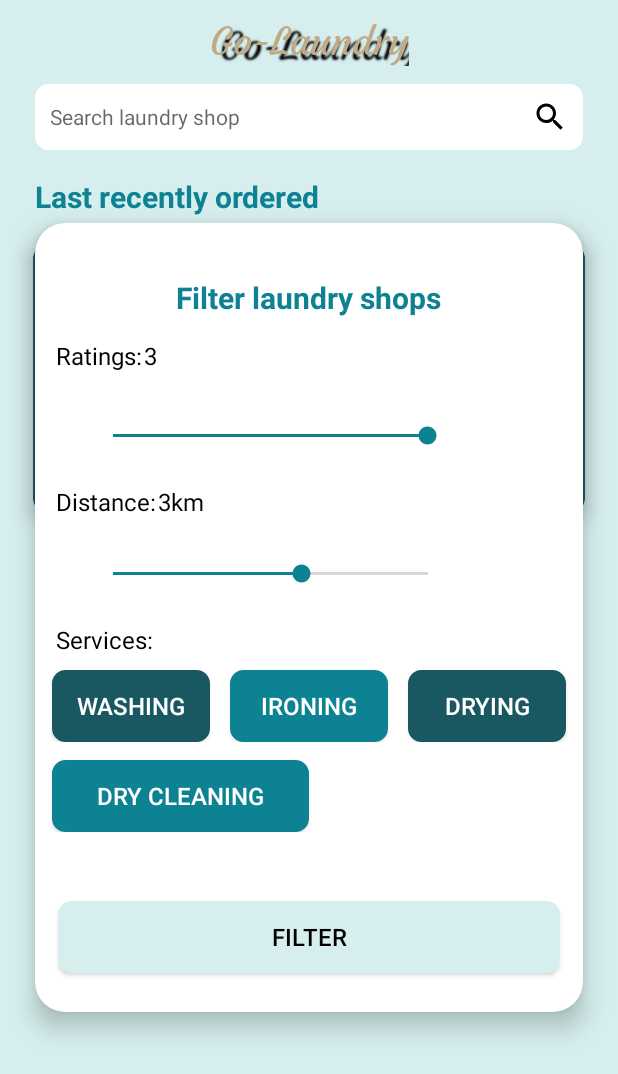
After one commit to WanJing923/GoLaundry, an Android app: the fragment UserOrderFragment shown on its own in the app's theme, on a phone screen of 412 x 824 dp. The commit adds this screen. Shown: the top 1074 px of the screen. Run offline under Robolectric (Android 15) with nearby library versions, the phone set to English and light mode, and no system bars.

Commit message:
layout:user order fragment

```diff
--- /dev/null
+++ b/app/src/main/java/com/example/golaundry/UserOrderFragment.java
@@ -0,0 +1,64 @@
+package com.example.golaundry;
+
+import android.os.Bundle;
+
+import androidx.fragment.app.Fragment;
+
+import android.view.LayoutInflater;
+import android.view.View;
+import android.view.ViewGroup;
+
+/**
+ * A simple {@link Fragment} subclass.
+ * Use the {@link UserOrderFragment#newInstance} factory method to
+ * create an instance of this fragment.
+ */
+public class UserOrderFragment extends Fragment {
+
+    // TODO: Rename parameter arguments, choose names that match
+    // the fragment initialization parameters, e.g. ARG_ITEM_NUMBER
+    private static final String ARG_PARAM1 = "param1";
+    private static final String ARG_PARAM2 = "param2";
+
+    // TODO: Rename and change types of parameters
+    private String mParam1;
+    private String mParam2;
+
+    public UserOrderFragment() {
+        // Required empty public constructor
+    }
+
+    /**
+     * Use this factory method to create a new instance of
+     * this fragment using the provided parameters.
+     *
+     * @param param1 Parameter 1.
+     * @param param2 Parameter 2.
+     * @return A new instance of fragment UserOrderFragment.
+     */
+    // TODO: Rename and change types and number of parameters
+    public static UserOrderFragment newInstance(String param1, String param2) {
+        UserOrderFragment fragment = new UserOrderFragment();
+        Bundle args = new Bundle();
+        args.putString(ARG_PARAM1, param1);
+        args.putString(ARG_PARAM2, param2);
+        fragment.setArguments(args);
+        return fragment;
+    }
+
+    @Override
+    public void onCreate(Bundle savedInstanceState) {
+        super.onCreate(savedInstanceState);
+        if (getArguments() != null) {
+            mParam1 = getArguments().getString(ARG_PARAM1);
+            mParam2 = getArguments().getString(ARG_PARAM2);
+        }
+    }
+
+    @Override
+    public View onCreateView(LayoutInflater inflater, ViewGroup container,
+                             Bundle savedInstanceState) {
+        // Inflate the layout for this fragment
+        return inflater.inflate(R.layout.fragment_user_order, container, false);
+    }
+}
--- /dev/null
+++ b/app/src/main/res/layout/fragment_user_order.xml
@@ -0,0 +1,423 @@
+<?xml version="1.0" encoding="utf-8"?>
+<RelativeLayout xmlns:android="http://schemas.android.com/apk/res/android"
+    xmlns:app="http://schemas.android.com/apk/res-auto"
+    xmlns:tools="http://schemas.android.com/tools"
+    android:layout_width="match_parent"
+    android:layout_height="match_parent"
+    android:background="@color/cyan"
+    tools:context=".UserOrderFragment">
+
+    <androidx.appcompat.widget.Toolbar
+        android:id="@+id/uof_toolbar"
+        android:layout_width="match_parent"
+        android:layout_height="?actionBarSize"
+        android:elevation="4dp"
+        app:layout_constraintEnd_toEndOf="parent"
+        app:layout_constraintStart_toStartOf="parent"
+        app:layout_constraintTop_toTopOf="parent">
+
+        <TextView
+            android:id="@+id/uof_tv_go_laundry"
+            android:layout_width="wrap_content"
+            android:layout_height="wrap_content"
+            android:layout_alignParentTop="true"
+            android:layout_gravity="center"
+            android:fontFamily="@font/courgette_regular"
+            android:shadowColor="#000000"
+            android:shadowDx="10"
+            android:shadowDy="5"
+            android:shadowRadius="1"
+            android:text="@string/go_laundry"
+            android:textAlignment="center"
+            android:textColor="#FFC0AB88"
+            android:textSize="25sp" />
+    </androidx.appcompat.widget.Toolbar>
+
+    <ScrollView
+        android:layout_width="match_parent"
+        android:layout_height="match_parent"
+        android:layout_below="@id/uof_toolbar">
+
+        <RelativeLayout
+            android:layout_width="match_parent"
+            android:layout_height="wrap_content">
+
+            <EditText
+                android:id="@+id/uof_et_search_bar"
+                android:layout_width="match_parent"
+                android:layout_height="wrap_content"
+                android:layout_alignParentStart="true"
+                android:layout_alignParentTop="true"
+                android:layout_alignParentEnd="true"
+                android:layout_marginStart="23dp"
+                android:layout_marginEnd="23dp"
+                android:background="@drawable/custom_button"
+                android:drawableEnd="@drawable/ic_search"
+                android:hint="@string/search_laundry_shop"
+                android:padding="10dp"
+                android:height="48dp"
+                android:textSize="14sp"
+                android:inputType="text"
+                android:textColor="@color/black"
+                android:autofillHints="enter laundry shop name" />
+
+            <TextView
+                android:id="@+id/uof_tv_last_recently"
+                android:layout_width="wrap_content"
+                android:layout_height="wrap_content"
+                android:layout_below="@id/uof_et_search_bar"
+                android:layout_marginStart="23dp"
+                android:layout_marginTop="17dp"
+                android:text="@string/last_recently_ordered"
+                android:textColor="@color/normal_green"
+                android:textSize="20sp"
+                android:textStyle="bold" />
+
+            <androidx.cardview.widget.CardView
+                android:id="@+id/uof_cv_recently_order"
+                android:layout_width="match_parent"
+                android:layout_height="wrap_content"
+                android:layout_columnWeight="1"
+                android:layout_below="@id/uof_tv_last_recently"
+                android:layout_marginStart="22dp"
+                android:layout_marginTop="19dp"
+                android:layout_marginEnd="22dp"
+                android:backgroundTint="@color/primary_green"
+                app:cardCornerRadius="8dp"
+                app:cardElevation="8dp">
+
+                <RelativeLayout
+                    android:layout_width="match_parent"
+                    android:layout_height="match_parent">
+
+                    <TextView
+                        android:id="@+id/uof_tv_laundry_name"
+                        android:layout_width="wrap_content"
+                        android:layout_height="wrap_content"
+                        android:layout_alignParentStart="true"
+                        android:layout_alignParentTop="true"
+                        android:layout_marginStart="18dp"
+                        android:layout_marginTop="19dp"
+                        android:text="@string/dry_cleaning_laundry"
+                        android:textColor="@color/white"
+                        android:textSize="16sp" />
+
+                    <TextView
+                        android:id="@+id/uof_tv_rating"
+                        android:layout_width="wrap_content"
+                        android:layout_height="wrap_content"
+                        android:layout_below="@id/uof_tv_laundry_name"
+                        android:layout_marginStart="18dp"
+                        android:text="@string/_5_0"
+                        android:textColor="@color/white"
+                        android:textSize="12sp" />
+
+                    <RatingBar
+                        android:id="@+id/uof_rb_star"
+                        style="?android:attr/ratingBarStyleSmall"
+                        android:layout_width="wrap_content"
+                        android:layout_height="wrap_content"
+                        android:layout_below="@id/uof_tv_laundry_name"
+                        android:layout_marginStart="4dp"
+                        android:layout_toEndOf="@id/uof_tv_rating"
+                        android:numStars="5"
+                        android:progressTint="@color/white"
+                        android:rating="5" />
+
+                    <TextView
+                        android:id="@+id/uof_tv_service_chosen"
+                        android:layout_width="wrap_content"
+                        android:layout_height="wrap_content"
+                        android:layout_below="@id/uof_tv_rating"
+                        android:layout_marginStart="18dp"
+                        android:layout_marginTop="14dp"
+                        android:text="@string/services_chosen"
+                        android:textColor="@color/white"
+                        android:textSize="14sp" />
+
+                    <TextView
+                        android:id="@+id/uof_tv_service"
+                        android:layout_width="wrap_content"
+                        android:layout_height="wrap_content"
+                        android:layout_below="@id/uof_tv_rating"
+                        android:layout_marginStart="5dp"
+                        android:layout_marginTop="14dp"
+                        android:layout_toEndOf="@id/uof_tv_service_chosen"
+                        android:text="@string/washing"
+                        android:textColor="@color/white"
+                        android:textSize="14sp" />
+
+                    <androidx.appcompat.widget.AppCompatButton
+                        android:id="@+id/uof_btn_order"
+                        android:layout_width="match_parent"
+                        android:layout_height="wrap_content"
+                        android:layout_below="@id/uof_tv_service_chosen"
+                        android:layout_marginStart="14dp"
+                        android:layout_marginTop="24dp"
+                        android:layout_marginEnd="14dp"
+                        android:layout_marginBottom="13dp"
+                        android:background="@drawable/custom_button"
+                        android:backgroundTint="@color/cyan"
+                        android:text="@string/repeat_order" />
+                </RelativeLayout>
+            </androidx.cardview.widget.CardView>
+
+            <TextView
+                android:id="@+id/uof_tv_discover"
+                android:layout_width="wrap_content"
+                android:layout_height="wrap_content"
+                android:layout_below="@id/uof_cv_recently_order"
+                android:layout_marginStart="23dp"
+                android:layout_marginTop="17dp"
+                android:text="@string/discover"
+                android:textColor="@color/normal_green"
+                android:textSize="20sp"
+                android:textStyle="bold" />
+
+            <TextView
+                android:id="@+id/uof_tv_current_address"
+                android:layout_width="wrap_content"
+                android:layout_height="wrap_content"
+                android:layout_below="@id/uof_cv_recently_order"
+                android:layout_alignParentEnd="true"
+                android:layout_marginTop="17dp"
+                android:layout_marginEnd="25dp"
+                android:text="@string/default_address"
+                android:textColor="@color/black"
+                android:textSize="16sp"
+                app:drawableStartCompat="@drawable/ic_location" />
+
+            <TextView
+                android:id="@+id/uof_tv_all"
+                android:layout_width="wrap_content"
+                android:layout_height="wrap_content"
+                android:layout_below="@id/uof_tv_discover"
+                android:layout_marginStart="23dp"
+                android:layout_marginTop="5dp"
+                android:text="@string/all"
+                android:textStyle="bold"
+                android:textColor="@color/normal_green"
+                android:textSize="16sp" />
+
+            <TextView
+                android:id="@+id/uof_tv_filter"
+                android:layout_width="wrap_content"
+                android:layout_height="wrap_content"
+                android:layout_below="@id/uof_tv_current_address"
+                android:layout_alignParentEnd="true"
+                android:layout_marginTop="5dp"
+                android:layout_marginEnd="25dp"
+                android:text="@string/filter"
+                android:textColor="#195860"
+                android:textSize="14sp" />
+
+            <androidx.recyclerview.widget.RecyclerView
+                android:id="@+id/uof_rv_laundry"
+                android:layout_width="match_parent"
+                android:layout_height="wrap_content"
+                android:layout_below="@id/uof_tv_all"
+                android:layout_marginStart="23dp"
+                android:layout_marginTop="7dp"
+                android:layout_marginEnd="23dp" />
+        </RelativeLayout>
+    </ScrollView>
+
+    <androidx.cardview.widget.CardView
+        android:id="@+id/uof_cv_filter"
+        android:layout_width="match_parent"
+        android:layout_height="wrap_content"
+        android:layout_columnWeight="1"
+        android:layout_centerInParent="true"
+        android:layout_marginStart="23dp"
+        android:layout_marginEnd="23dp"
+        android:backgroundTint="@color/white"
+        app:cardCornerRadius="20dp"
+        app:cardElevation="10dp"
+        android:visibility="visible">
+
+        <RelativeLayout
+            android:layout_width="match_parent"
+            android:layout_height="wrap_content">
+
+            <TextView
+                android:id="@+id/uof_tv_filter_laundry"
+                android:layout_width="wrap_content"
+                android:layout_height="wrap_content"
+                android:layout_marginTop="36dp"
+                android:layout_centerHorizontal="true"
+                android:layout_marginEnd="25dp"
+                android:text="@string/filter_laundry_shops"
+                android:textColor="@color/normal_green"
+                android:textSize="20sp"
+                android:textStyle="bold" />
+
+            <TextView
+                android:id="@+id/uof_tv_filter_rating"
+                android:layout_width="wrap_content"
+                android:layout_height="wrap_content"
+                android:layout_marginTop="14dp"
+                android:layout_marginStart="14dp"
+                android:layout_below="@id/uof_tv_filter_laundry"
+                android:text="@string/ratings"
+                android:textColor="@color/black"
+                android:textSize="16sp" />
+
+            <TextView
+                android:id="@+id/uof_tv_filter_rating_number"
+                android:layout_width="wrap_content"
+                android:layout_height="wrap_content"
+                android:layout_marginTop="14dp"
+                android:layout_marginStart="1dp"
+                android:layout_below="@id/uof_tv_filter_laundry"
+                android:layout_toEndOf="@id/uof_tv_filter_rating"
+                android:text="@string/_3"
+                android:textColor="@color/black"
+                android:textSize="16sp"/>
+
+            <SeekBar
+                android:id="@+id/uof_sb_rating"
+                android:layout_width="242dp"
+                android:layout_height="wrap_content"
+                android:max="5"
+                android:layout_marginTop="33dp"
+                android:layout_marginStart="36dp"
+                android:layout_marginEnd="36dp"
+                android:progress="5"
+                android:progressTint="@color/normal_green"
+                android:thumbTint="@color/normal_green"
+                android:layout_below="@id/uof_tv_filter_rating"/>
+
+            <TextView
+                android:id="@+id/uof_tv_filter_distance"
+                android:layout_width="wrap_content"
+                android:layout_height="wrap_content"
+                android:layout_marginTop="24dp"
+                android:layout_marginStart="14dp"
+                android:layout_below="@+id/uof_sb_rating"
+                android:text="@string/distance"
+                android:textColor="@color/black"
+                android:textSize="16sp" />
+
+            <TextView
+                android:id="@+id/uof_tv_filter_distance_number"
+                android:layout_width="wrap_content"
+                android:layout_height="wrap_content"
+                android:layout_marginTop="24dp"
+                android:layout_marginStart="1dp"
+                android:layout_below="@+id/uof_sb_rating"
+                android:layout_toEndOf="@id/uof_tv_filter_distance"
+                android:text="@string/_3km"
+                android:textColor="@color/black"
+                android:textSize="16sp"/>
+
+            <SeekBar
+                android:id="@+id/uof_sb_distance"
+                android:layout_width="242dp"
+                android:layout_height="wrap_content"
+                android:max="5"
+                android:layout_marginTop="28dp"
+                android:layout_marginStart="36dp"
+                android:layout_marginEnd="36dp"
+                android:progress="3"
+                android:progressTint="#0C8292"
+                android:thumbTint="#0C8292"
+                android:layout_below="@id/uof_tv_filter_distance"/>
+
+            <TextView
+                android:id="@+id/uof_tv_filter_service"
+                android:layout_width="wrap_content"
+                android:layout_height="wrap_content"
+                android:layout_marginTop="24dp"
+                android:layout_marginStart="14dp"
+                android:layout_below="@+id/uof_sb_distance"
+                android:text="@string/services"
+                android:textColor="@color/black"
+                android:textSize="16sp" />
+
+            <LinearLayout
+                android:id="@+id/uof_service"
+                android:layout_width="match_parent"
+                android:layout_height="wrap_content"
+                android:orientation="horizontal"
+                android:weightSum="3"
+                android:layout_marginTop="9dp"
+                android:layout_below="@id/uof_tv_filter_service">
+
+                <androidx.appcompat.widget.AppCompatButton
+                    android:id="@+id/ouf_tv_service1"
+                    android:layout_width="0dp"
+                    android:layout_height="wrap_content"
+                    android:layout_marginStart="11dp"
+                    android:background="@drawable/custom_button"
+                    android:backgroundTint="@color/primary_green"
+                    android:textColor="@color/white"
+                    android:text="@string/washing"
+                    android:textSize="16sp"
+                    android:layout_weight="1"/>
+
+                <androidx.appcompat.widget.AppCompatButton
+                    android:id="@+id/uof_tv_service2"
+                    android:layout_width="0dp"
+                    android:layout_height="wrap_content"
+                    android:layout_marginStart="13dp"
+                    android:background="@drawable/custom_button"
+                    android:backgroundTint="#0C8292"
+                    android:textColor="@color/white"
+                    android:text="@string/ironing"
+                    android:textSize="16sp"
+                    android:layout_weight="1"/>
+
+                <androidx.appcompat.widget.AppCompatButton
+                    android:id="@+id/uof_tv_service3"
+                    android:layout_width="0dp"
+                    android:layout_height="wrap_content"
+                    android:layout_marginStart="13dp"
+                    android:background="@drawable/custom_button"
+                    android:backgroundTint="@color/primary_green"
+                    android:textColor="@color/white"
+                    android:text="@string/drying"
+                    android:layout_marginEnd="11dp"
+                    android:textSize="16sp"
+                    android:layout_weight="1"/>
+            </LinearLayout>
+
+            <LinearLayout
+                android:id="@+id/uof_service2"
+                android:layout_width="match_parent"
+                android:layout_height="wrap_content"
+                android:orientation="horizontal"
+                android:weightSum="2"
+                android:layout_marginTop="12dp"
+                android:layout_below="@id/uof_service">
+
+                <androidx.appcompat.widget.AppCompatButton
+                    android:id="@+id/uof_tv_service4"
+                    android:layout_width="0dp"
+                    android:layout_height="wrap_content"
+                    android:layout_marginStart="11dp"
+                    android:background="@drawable/custom_button"
+                    android:backgroundTint="#0C8292"
+                    android:textColor="@color/white"
+                    android:text="@string/dry_cleaning"
+                    android:layout_marginEnd="11dp"
+                    android:textSize="16sp"
+                    android:layout_weight="1"/>
+            </LinearLayout>
+
+            <androidx.appcompat.widget.AppCompatButton
+                android:id="@+id/uof_btn_filter"
+                android:layout_width="match_parent"
+                android:layout_height="wrap_content"
+                android:layout_marginStart="15dp"
+                android:layout_marginTop="46dp"
+                android:layout_marginBottom="26dp"
+                android:background="@drawable/custom_button"
+                android:layout_below="@id/uof_service2"
+                android:backgroundTint="#D6EFEE"
+                android:textColor="@color/black"
+                android:text="@string/filter"
+                android:layout_marginEnd="15dp"
+                android:textSize="16sp" />
+        </RelativeLayout>
+    </androidx.cardview.widget.CardView>
+</RelativeLayout>
--- a/app/src/main/res/values/colors.xml
+++ b/app/src/main/res/values/colors.xml
@@ -9,6 +9,7 @@
     <color name="white">#FFFFFFFF</color>
     <color name="primary_green">#FF195860</color>
     <color name="second_green">#FF134147</color>
+    <color name="normal_green">#0C8292</color>
     <color name="text_color">#B4B4B4</color>
     <color name="gold">#FFC0AB88</color>
     <color name="cyan">#D6EFEE</color>
--- a/app/src/main/res/values/strings.xml
+++ b/app/src/main/res/values/strings.xml
@@ -71,4 +71,24 @@
     <string name="view_total_spending">View total spending</string>
     <string name="next_month">next month</string>
     <string name="read_all">Read all</string>
+    <string name="search_laundry_shop">Search laundry shop</string>
+    <string name="last_recently_ordered">Last recently ordered</string>
+    <string name="dry_cleaning_laundry">Dry Cleaning Laundry</string>
+    <string name="_5_0">5.0 </string>
+    <string name="services_chosen">Services chosen: </string>
+    <string name="washing">Washing</string>
+    <string name="repeat_order">Repeat Order</string>
+    <string name="discover">Discover</string>
+    <string name="default_address">Default Address</string>
+    <string name="all">All</string>
+    <string name="filter">Filter</string>
+    <string name="filter_laundry_shops">Filter laundry shops</string>
+    <string name="ratings">Ratings: </string>
+    <string name="distance">Distance: </string>
+    <string name="_3km">3km</string>
+    <string name="services">Services: </string>
+    <string name="ironing">Ironing</string>
+    <string name="drying">Drying</string>
+    <string name="dry_cleaning">Dry Cleaning</string>
+    <string name="_3">3</string>
 </resources>
```
